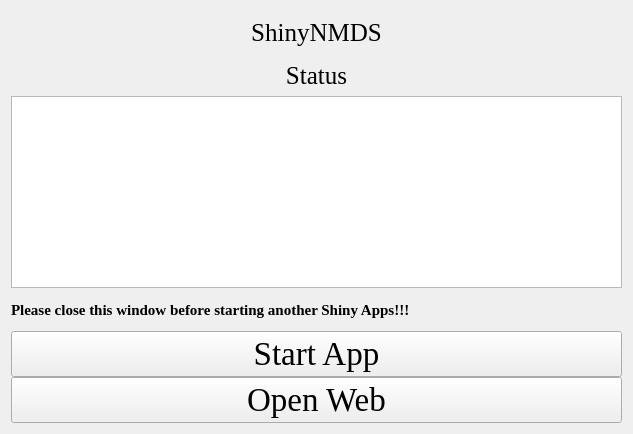
Old version of the form ShinyNMDS.ui in the repository hzaurzli/MicroWorldOmics.
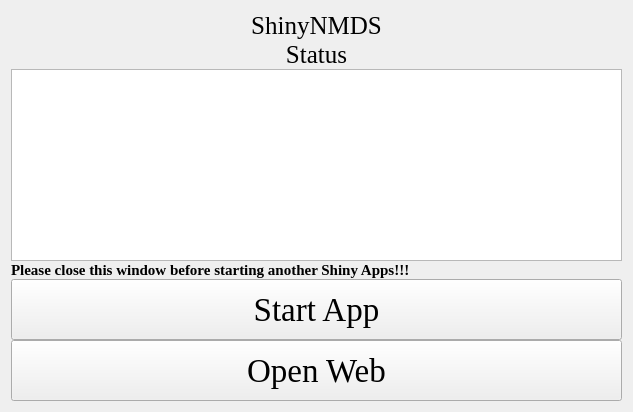
New version of the form. Icons and pictures are not drawn.

The edit to the form file:
```diff
--- a/ShinyNMDS.ui
+++ b/ShinyNMDS.ui
@@ -7,7 +7,7 @@
     <x>0</x>
     <y>0</y>
     <width>633</width>
-    <height>434</height>
+    <height>412</height>
    </rect>
   </property>
   <property name="windowTitle">
@@ -27,6 +27,12 @@
      </property>
      <item row="0" column="0" colspan="3">
       <widget class="QLabel" name="label">
+       <property name="sizePolicy">
+        <sizepolicy hsizetype="Preferred" vsizetype="Fixed">
+         <horstretch>0</horstretch>
+         <verstretch>0</verstretch>
+        </sizepolicy>
+       </property>
        <property name="font">
         <font>
          <family>Times New Roman</family>
@@ -43,6 +49,12 @@
      </item>
      <item row="3" column="0" colspan="3">
       <widget class="QLabel" name="label_4">
+       <property name="sizePolicy">
+        <sizepolicy hsizetype="Preferred" vsizetype="Fixed">
+         <horstretch>0</horstretch>
+         <verstretch>0</verstretch>
+        </sizepolicy>
+       </property>
        <property name="font">
         <font>
          <family>Times New Roman</family>
@@ -66,6 +78,12 @@
      </item>
      <item row="7" column="0" colspan="3">
       <widget class="QLabel" name="label_3">
+       <property name="sizePolicy">
+        <sizepolicy hsizetype="Preferred" vsizetype="Fixed">
+         <horstretch>0</horstretch>
+         <verstretch>0</verstretch>
+        </sizepolicy>
+       </property>
        <property name="font">
         <font>
          <family>Times New Roman</family>
@@ -81,6 +99,12 @@
      </item>
      <item row="8" column="0" colspan="3">
       <widget class="QPushButton" name="pushButton">
+       <property name="sizePolicy">
+        <sizepolicy hsizetype="Preferred" vsizetype="Preferred">
+         <horstretch>0</horstretch>
+         <verstretch>0</verstretch>
+        </sizepolicy>
+       </property>
        <property name="font">
         <font>
          <family>Times New Roman</family>
@@ -94,6 +118,12 @@
      </item>
      <item row="9" column="0" colspan="3">
       <widget class="QPushButton" name="pushButton_2">
+       <property name="sizePolicy">
+        <sizepolicy hsizetype="Preferred" vsizetype="Preferred">
+         <horstretch>0</horstretch>
+         <verstretch>0</verstretch>
+        </sizepolicy>
+       </property>
        <property name="font">
         <font>
          <family>Times New Roman</family>
```
